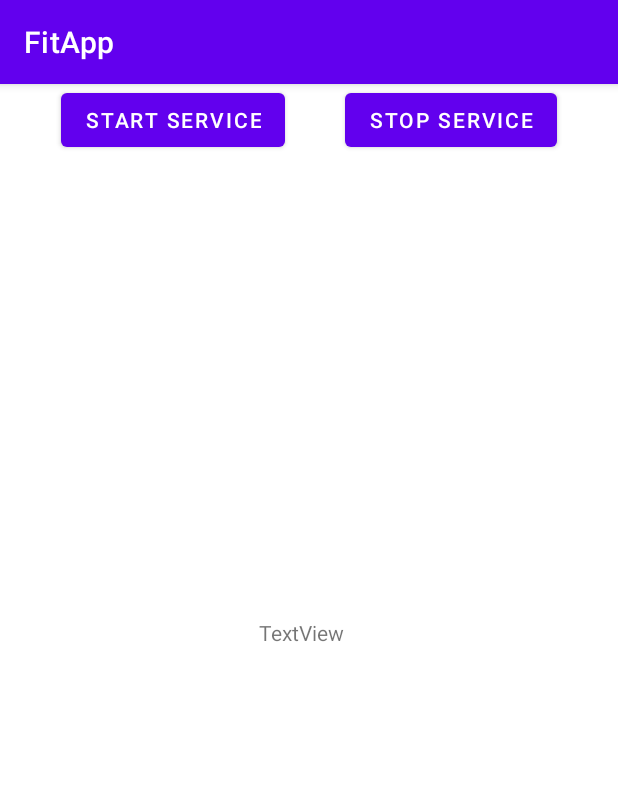
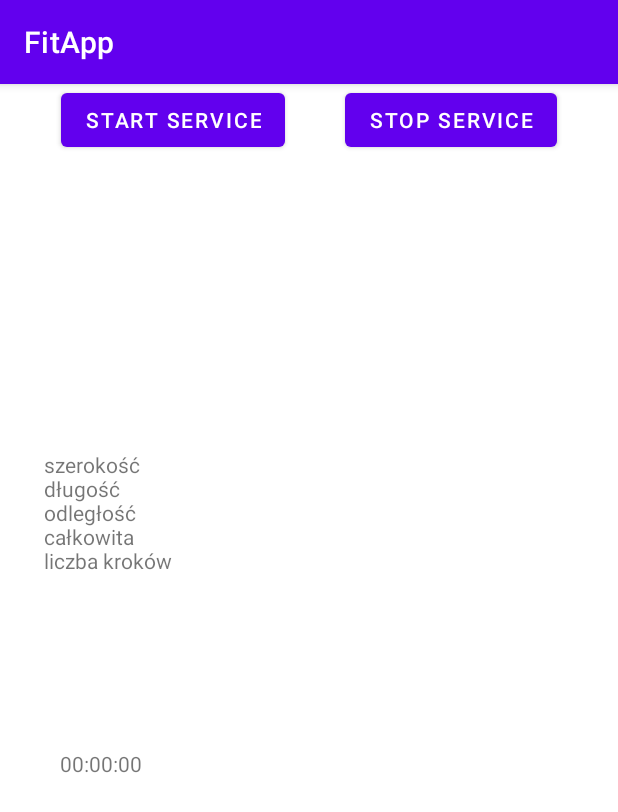
Before and after one commit to BartoszKunkel/FitApp, an Android app: the screen it shows after launch (MainActivity), on a phone screen of 412 x 824 dp. Shown: the top 812 px of the screen. Run offline under Robolectric (Android 15) with nearby library versions, the phone set to English and light mode, and no system bars.

Commit message:
Added Stoper service to application.

```diff
--- a/app/src/main/AndroidManifest.xml
+++ b/app/src/main/AndroidManifest.xml
@@ -19,6 +19,9 @@
             android:name=".Possition"
             android:enabled="true"
             android:exported="true"></service>
+        <service android:name="Stoper"
+                 android:enabled="true"
+                 android:exported="true"></service>
         <activity
             android:name=".MainActivity"
             android:exported="true">
--- a/app/src/main/java/com/example/fitapp/MainActivity.java
+++ b/app/src/main/java/com/example/fitapp/MainActivity.java
@@ -20,11 +20,11 @@ import android.widget.TextView;
 import java.util.Locale;
 
 public class MainActivity extends AppCompatActivity {
-    Bundle bundle;
-    public TextView route;
+    Bundle bundle, bundle2;
+    public TextView route, stoper;
 
     Button start, stop;
-    private BroadcastReceiver bR;
+    private BroadcastReceiver bRLocation = null, bRStoper = null;
 
 
     @Override
@@ -32,6 +32,7 @@ public class MainActivity extends AppCompatActivity {
         super.onCreate(savedInstanceState);
         setContentView(R.layout.activity_main);
         route = findViewById(R.id.route);
+        stoper = findViewById(R.id.stoper);
         start = findViewById(R.id.start);
         stop = findViewById(R.id.stop);
         start.setOnClickListener(startButton);
@@ -54,30 +55,48 @@ public class MainActivity extends AppCompatActivity {
     @Override
     protected void onResume() {
         super.onResume();
-        if(bR == null){
-            bR = new BroadcastReceiver() {
+        if(bRLocation == null){
+            bRLocation = new BroadcastReceiver() {
+                @Override
+                public void onReceive(Context context, Intent intent) {
+
+                            bundle = intent.getExtras();
+                            String result = bundle.getString("location");
+                            route.setText(result);
+
+                }
+            };
+        }
+
+        if(bRStoper == null){
+            bRStoper = new BroadcastReceiver() {
                 @Override
                 public void onReceive(Context context, Intent intent) {
                     Log.v("BroadcastReceived", "Received Broadcast");
-                            bundle = intent.getExtras();
-                            String result = bundle.getString("location");
-                            route.setText(result);
+                    bundle2 = intent.getExtras();
+                    String time = bundle2.getString("Stoper");
+                    stoper.setText(time);
                 }
             };
         }
-        IntentFilter locationFilter = new IntentFilter("location_update");
-        registerReceiver(bR, locationFilter);
+        registerReceiver(bRLocation, new IntentFilter("location_update"));
+        registerReceiver(bRStoper, new IntentFilter("timer"));
     }
 
 
     View.OnClickListener startButton = v -> {
-        Intent i = new Intent(MainActivity.this, Possition.class);
+
+        Intent i = new Intent(this, Possition.class);
+        Intent ii = new Intent(this, Stoper.class);
         startService(i);
+        startService(ii);
     };
 
     View.OnClickListener stopButton = v -> {
-        Intent i = new Intent(MainActivity.this, Possition.class);
+        Intent i = new Intent(this, Possition.class);
+        Intent ii = new Intent(this, Stoper.class);
         stopService(i);
+        stopService(ii);
     };
 
 }
--- a/app/src/main/res/layout/activity_main.xml
+++ b/app/src/main/res/layout/activity_main.xml
@@ -11,12 +11,12 @@
         android:layout_width="wrap_content"
         android:layout_height="wrap_content"
         android:layout_marginStart="10dp"
-        android:layout_marginTop="356dp"
+        android:layout_marginTop="228dp"
         android:layout_marginEnd="10dp"
-        android:text="TextView"
+        android:text="\nszerokość \ndługość \nodległość \ncałkowita \nliczba kroków "
 
         app:layout_constraintEnd_toEndOf="parent"
-        app:layout_constraintHorizontal_bias="0.486"
+        app:layout_constraintHorizontal_bias="0.063"
         app:layout_constraintStart_toStartOf="parent"
         app:layout_constraintTop_toTopOf="parent" />
 
@@ -40,4 +40,17 @@
         app:layout_constraintStart_toEndOf="@+id/start"
         tools:layout_editor_absoluteY="29dp" />
 
+    <TextView
+        android:id="@+id/stoper"
+        android:layout_width="wrap_content"
+        android:layout_height="wrap_content"
+        android:layout_marginStart="10dp"
+        android:layout_marginTop="116dp"
+        android:layout_marginEnd="10dp"
+        android:text="00:00:00"
+        app:layout_constraintEnd_toEndOf="parent"
+        app:layout_constraintHorizontal_bias="0.089"
+        app:layout_constraintStart_toStartOf="parent"
+        app:layout_constraintTop_toBottomOf="@+id/route" />
+
 </androidx.constraintlayout.widget.ConstraintLayout>
```
Also changed, not shown: app/src/main/java/com/example/fitapp/LocationModel.java (+46 -18 lines), app/src/main/java/com/example/fitapp/Stoper.java (added, +59 -0 lines), app/src/main/java/com/example/fitapp/TourModel.java (added, +27 -0 lines).
